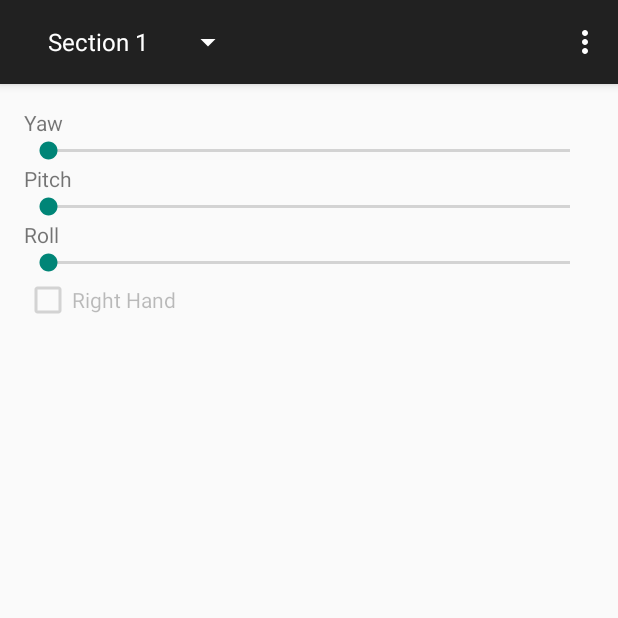
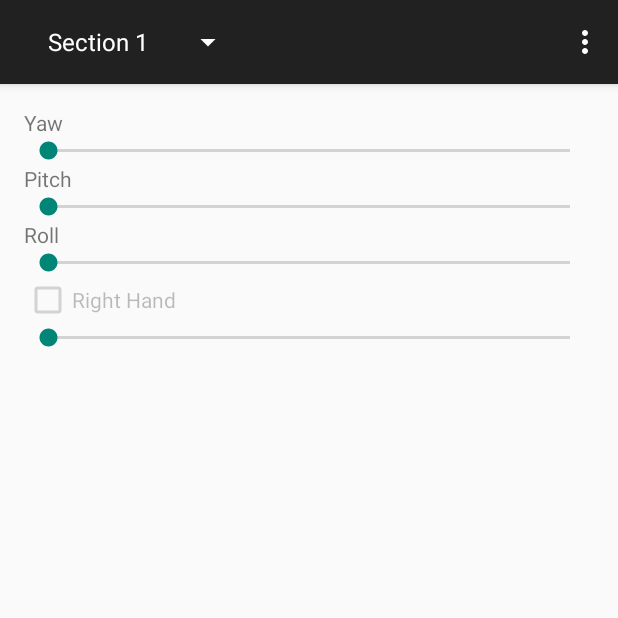
Before and after one commit to michaelsmithgit/Manus, an Android app: the screen it shows after launch (ManusTestActivity), on a phone screen of 412 x 824 dp, the top half of it. Run offline under Robolectric (Android 15) with nearby library versions, the phone set to English and light mode, and no system bars; 1 statement that could not run was skipped.

Commit message:
ManusMobile: Add interval seekbar.

```diff
--- a/ManusMobile/app/src/main/res/layout/fragment_manus_test.xml
+++ b/ManusMobile/app/src/main/res/layout/fragment_manus_test.xml
@@ -61,5 +61,11 @@
             android:checked="false"
             android:enabled="false" />
 
+        <SeekBar
+            android:layout_width="match_parent"
+            android:layout_height="wrap_content"
+            android:id="@+id/interval"
+            android:max="100" />
+
     </LinearLayout>
 </RelativeLayout>
```
Also changed, not shown: ManusMobile/app/src/main/java/com/manusmachina/labs/manusmobile/ManusTestActivity.java (+9 -3 lines).
